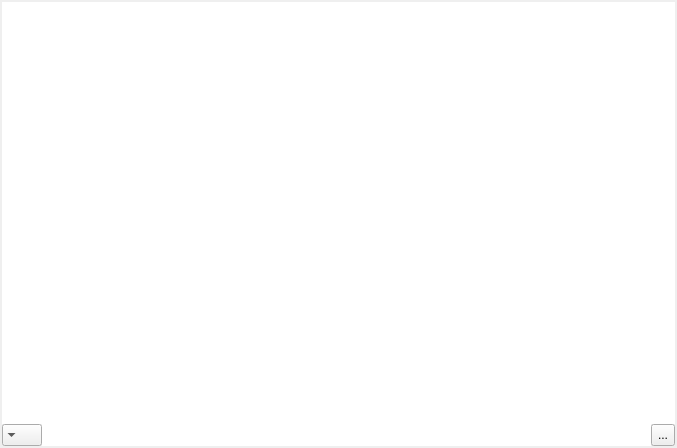
Before: the Qt Designer form startrak-ui/qt/layouts/console_view.ui in JotaRata/StarTrak-continued, drawn with Qt 5.
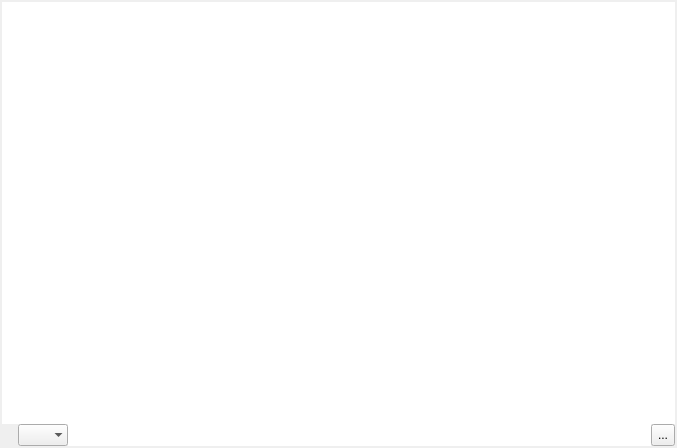
After: the same form once the commit is applied. Custom widgets are drawn as their Qt base class.

Commit message: Improved integration between qterm and the UI

```diff
--- a/startrak-ui/qt/layouts/console_view.ui
+++ b/startrak-ui/qt/layouts/console_view.ui
@@ -77,7 +77,7 @@
        <number>0</number>
       </property>
       <property name="leftMargin">
-       <number>0</number>
+       <number>16</number>
       </property>
       <property name="topMargin">
        <number>0</number>
@@ -98,7 +98,7 @@
         </property>
         <property name="maximumSize">
          <size>
-          <width>40</width>
+          <width>50</width>
           <height>30</height>
          </size>
         </property>
@@ -109,9 +109,6 @@
           <fontweight>ExtraBold</fontweight>
          </font>
         </property>
-        <property name="layoutDirection">
-         <enum>Qt::RightToLeft</enum>
-        </property>
         <property name="frame">
          <bool>false</bool>
         </property>
```
The commit also changes 3 other files.
